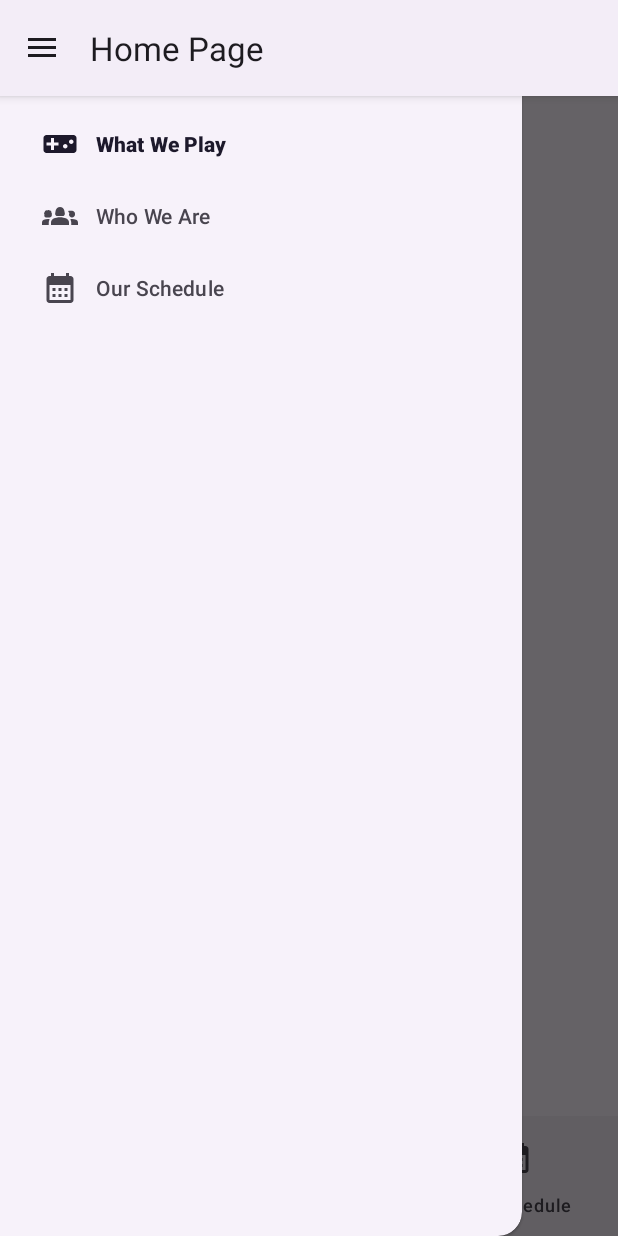
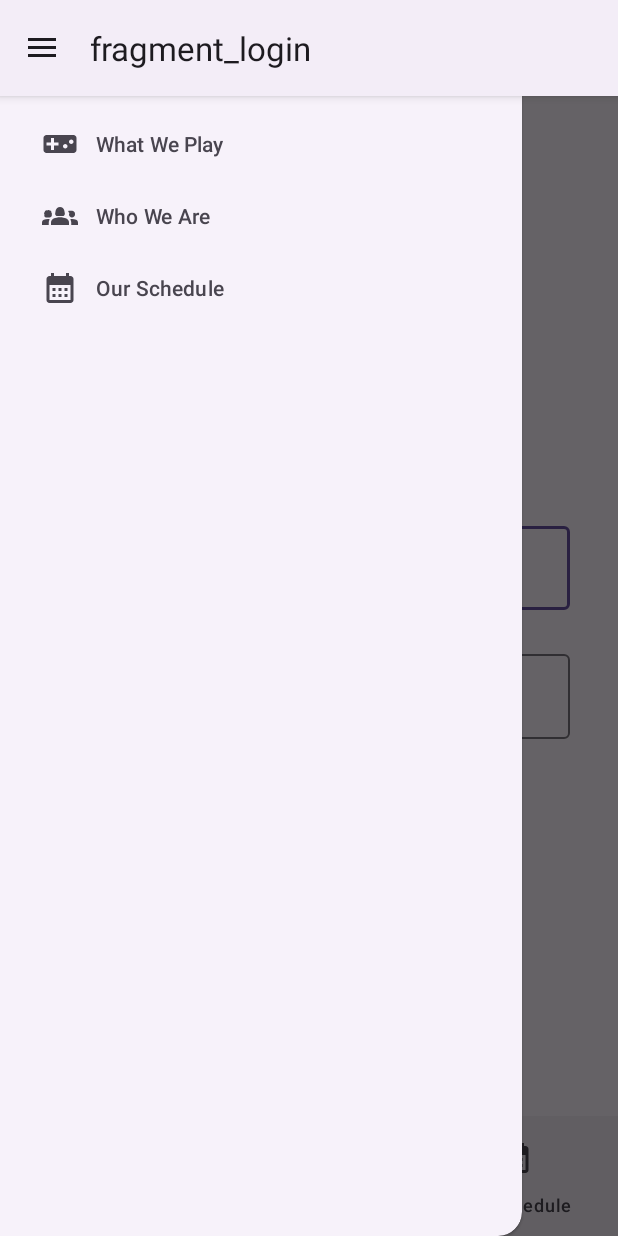
Before and after one commit to ievana01/ProjectANMP, an Android app: the screen it shows after launch (MainActivity), with the side drawer open, on a phone screen of 412 x 824 dp. Run offline under Robolectric (Android 15) with nearby library versions, the phone set to English and light mode, and no system bars; our stand-ins replace navigation-ui; Roboto replaces fonts that are not available here.

Commit message:
lupa hapus

```diff
--- a/app/src/main/res/navigation/capygo_navigation.xml
+++ b/app/src/main/res/navigation/capygo_navigation.xml
@@ -3,7 +3,7 @@
     xmlns:app="http://schemas.android.com/apk/res-auto"
     xmlns:tools="http://schemas.android.com/tools"
     android:id="@+id/capygo_navigation"
-    app:startDestination="@id/itemHome">
+    app:startDestination="@id/loginFragment">
 
     <fragment
         android:id="@+id/itemHome"
@@ -100,14 +100,18 @@
             android:name="gameName"
             app:argType="string" />
     </fragment>
-    <activity
-        android:id="@+id/loginActivity"
-        android:name="com.ievana.capygo_anmp.view.LoginActivity"
-        android:label="activity_login"
-        tools:layout="@layout/activity_login" />
-    <activity
-        android:id="@+id/signUpActivity"
-        android:name="com.ievana.capygo_anmp.view.SignUpActivity"
-        android:label="activity_sign_up"
-        tools:layout="@layout/activity_sign_up" />
+    <fragment
+        android:id="@+id/loginFragment"
+        android:name="com.ievana.capygo_anmp.view.LoginFragment"
+        android:label="fragment_login"
+        tools:layout="@layout/fragment_login" >
+        <action
+            android:id="@+id/action_loginFragment_to_signUpFragment"
+            app:destination="@id/signUpFragment" />
+    </fragment>
+    <fragment
+        android:id="@+id/signUpFragment"
+        android:name="com.ievana.capygo_anmp.view.SignUpFragment"
+        android:label="fragment_sign_up"
+        tools:layout="@layout/fragment_sign_up" />
 </navigation>
```
Also changed, not shown: app/src/main/java/com/ievana/capygo_anmp/view/LoginFragment.kt (+0 -42 lines), app/src/main/java/com/ievana/capygo_anmp/view/SignUpActivity.kt (deleted, +0 -12 lines), app/src/main/java/com/ievana/capygo_anmp/view/SignUpFragment.kt (+0 -43 lines), app/src/main/res/layout/activity_sign_up.xml (deleted, +0 -140 lines).
